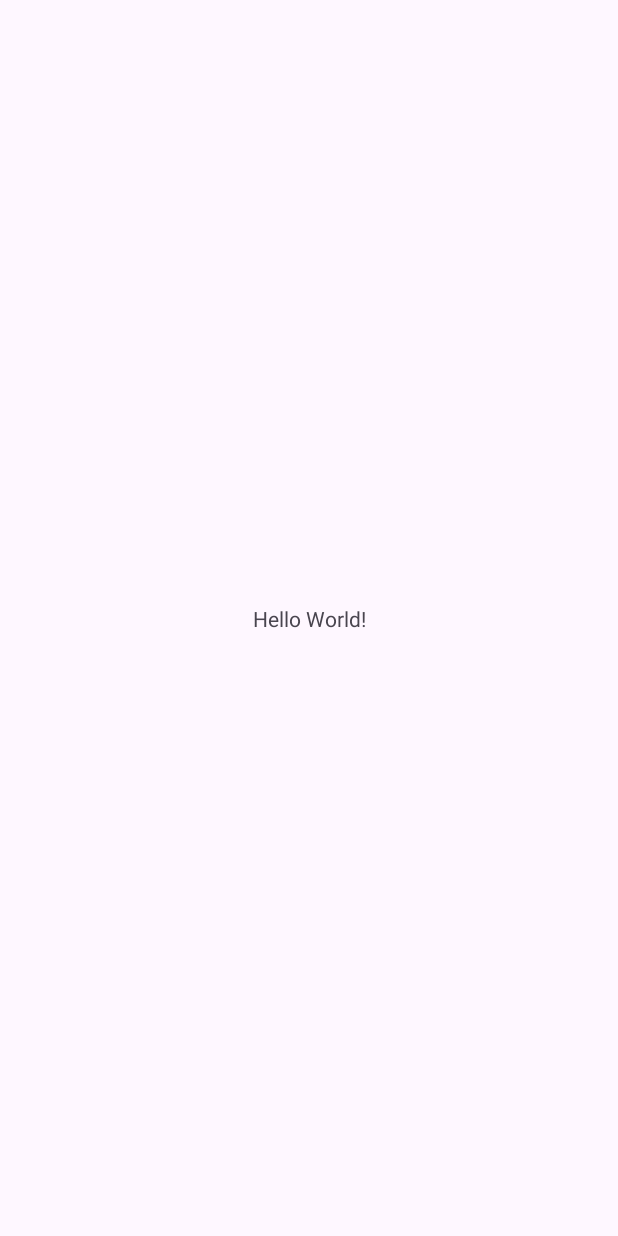
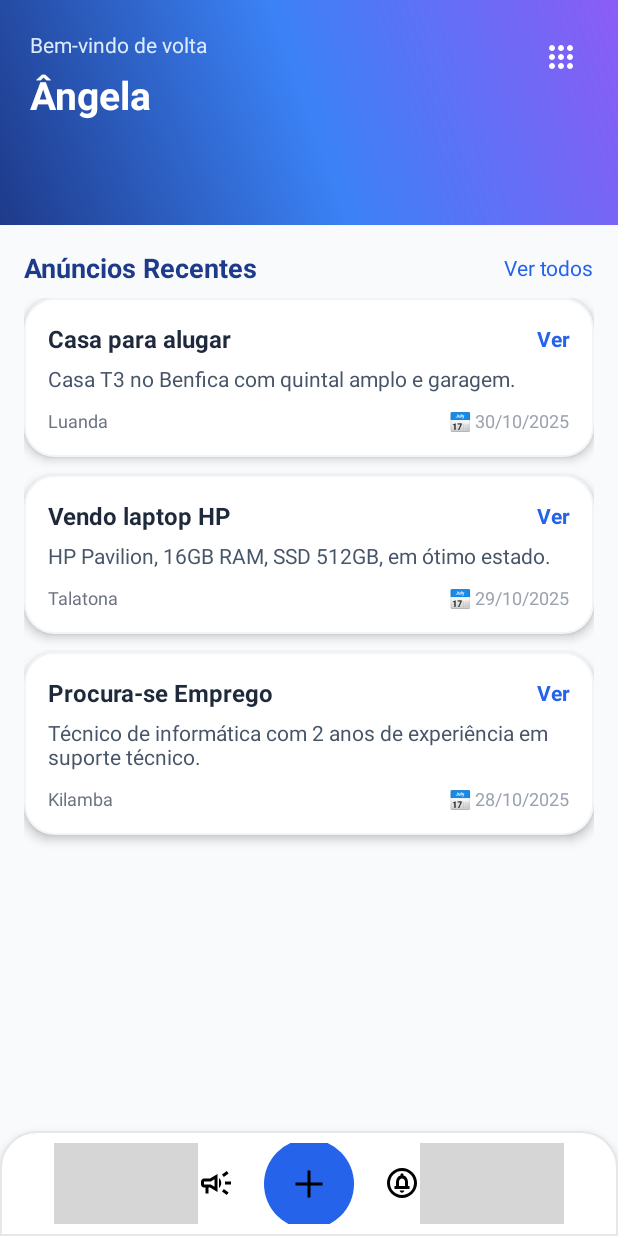
Before and after one commit to angeamaro/AnunciosLoc, an Android app: the screen it shows after launch (MainActivity), on a phone screen of 412 x 824 dp. Before the commit the screen is almost empty. Run offline under Robolectric (Android 15) with nearby library versions, the phone set to English and light mode, and no system bars; grey boxes are pictures that could not be loaded.

Commit message:
alterações feitas na main activity

```diff
--- a/app/src/main/java/ao/co/isptec/aplm/anunciosloc/MainActivity.java
+++ b/app/src/main/java/ao/co/isptec/aplm/anunciosloc/MainActivity.java
@@ -1,24 +1,52 @@
 package ao.co.isptec.aplm.anunciosloc;
 
 import android.os.Bundle;
+import androidx.appcompat.app.AppCompatActivity;
+import androidx.recyclerview.widget.LinearLayoutManager;
+import androidx.recyclerview.widget.RecyclerView;
+import java.util.ArrayList;
+import java.util.List;
 
-import androidx.activity.EdgeToEdge;
-import androidx.appcompat.app.AppCompatActivity;
-import androidx.core.graphics.Insets;
-import androidx.core.view.ViewCompat;
-import androidx.core.view.WindowInsetsCompat;
+import ao.co.isptec.aplm.anunciosloc.adapters.AnnouncementAdapter;
+import ao.co.isptec.aplm.anunciosloc.models.Announcement;
 
 public class MainActivity extends AppCompatActivity {
+
+    private RecyclerView recyclerView;
+    private AnnouncementAdapter adapter;
+    private List<Announcement> announcementList;
 
     @Override
     protected void onCreate(Bundle savedInstanceState) {
         super.onCreate(savedInstanceState);
-        EdgeToEdge.enable(this);
         setContentView(R.layout.activity_main);
-        ViewCompat.setOnApplyWindowInsetsListener(findViewById(R.id.main), (v, insets) -> {
-            Insets systemBars = insets.getInsets(WindowInsetsCompat.Type.systemBars());
-            v.setPadding(systemBars.left, systemBars.top, systemBars.right, systemBars.bottom);
-            return insets;
-        });
+
+        recyclerView = findViewById(R.id.recyclerAnnouncements);
+        recyclerView.setLayoutManager(new LinearLayoutManager(this));
+
+        // 🔹 Criar lista de anúncios (dados de teste)
+        announcementList = new ArrayList<>();
+        announcementList.add(new Announcement(
+                "Casa para alugar",
+                "Casa T3 no Benfica com quintal amplo e garagem.",
+                "Luanda",
+                "📅 30/10/2025"
+        ));
+        announcementList.add(new Announcement(
+                "Vendo laptop HP",
+                "HP Pavilion, 16GB RAM, SSD 512GB, em ótimo estado.",
+                "Talatona",
+                "📅 29/10/2025"
+        ));
+        announcementList.add(new Announcement(
+                "Procura-se Emprego",
+                "Técnico de informática com 2 anos de experiência em suporte técnico.",
+                "Kilamba",
+                "📅 28/10/2025"
+        ));
+
+        // 🔹 Ligar o adapter
+        adapter = new AnnouncementAdapter(announcementList);
+        recyclerView.setAdapter(adapter);
     }
 }
--- /dev/null
+++ b/app/src/main/java/ao/co/isptec/aplm/anunciosloc/adapters/AnnouncementAdapter.java
@@ -0,0 +1,51 @@
+package ao.co.isptec.aplm.anunciosloc.adapters;
+
+import android.view.*;
+import android.widget.*;
+import androidx.annotation.NonNull;
+import androidx.recyclerview.widget.RecyclerView;
+import java.util.List;
+import ao.co.isptec.aplm.anunciosloc.R;
+import ao.co.isptec.aplm.anunciosloc.models.Announcement;
+
+public class AnnouncementAdapter extends RecyclerView.Adapter<AnnouncementAdapter.ViewHolder> {
+
+    private final List<Announcement> list;
+
+    public AnnouncementAdapter(List<Announcement> list) {
+        this.list = list;
+    }
+
+    @NonNull
+    @Override
+    public ViewHolder onCreateViewHolder(@NonNull ViewGroup parent, int viewType) {
+        View view = LayoutInflater.from(parent.getContext())
+                .inflate(R.layout.item_announcement, parent, false);
+        return new ViewHolder(view);
+    }
+
+    @Override
+    public void onBindViewHolder(@NonNull ViewHolder holder, int position) {
+        Announcement a = list.get(position);
+        holder.title.setText(a.title);
+        holder.content.setText(a.content);
+        holder.location.setText(a.location);
+        holder.date.setText(a.date);
+    }
+
+    @Override
+    public int getItemCount() {
+        return list.size();
+    }
+
+    public static class ViewHolder extends RecyclerView.ViewHolder {
+        TextView title, content, location, date;
+        public ViewHolder(@NonNull View itemView) {
+            super(itemView);
+            title = itemView.findViewById(R.id.textTitle);
+            content = itemView.findViewById(R.id.textContent);
+            location = itemView.findViewById(R.id.textLocation);
+            date = itemView.findViewById(R.id.textDate);
+        }
+    }
+}
--- /dev/null
+++ b/app/src/main/java/ao/co/isptec/aplm/anunciosloc/fragments/BottomNavigationFragment.java
@@ -0,0 +1,48 @@
+package ao.co.isptec.aplm.anunciosloc.fragments;
+
+import android.os.Bundle;
+import android.view.LayoutInflater;
+import android.view.View;
+import android.view.ViewGroup;
+import android.widget.ImageButton;
+import androidx.annotation.NonNull;
+import androidx.annotation.Nullable;
+import androidx.fragment.app.Fragment;
+import ao.co.isptec.aplm.anunciosloc.R;
+
+public class BottomNavigationFragment extends Fragment {
+
+    @Nullable
+    @Override
+    public View onCreateView(@NonNull LayoutInflater inflater, @Nullable ViewGroup container,
+                             @Nullable Bundle savedInstanceState) {
+        // Inflar o layout
+        View view = inflater.inflate(R.layout.fragment_bottom_navigation, container, false);
+
+        // Referenciar os botões
+        ImageButton btnHome = view.findViewById(R.id.btnHome);
+        ImageButton btnAnuncios = view.findViewById(R.id.btnAnuncios);
+        ImageButton btnAdd = view.findViewById(R.id.btnAdd);
+        ImageButton btnNotifications = view.findViewById(R.id.btnNotifications);
+        ImageButton btnProfile = view.findViewById(R.id.btnProfile);
+
+        // Exemplo: ações simples
+        btnHome.setOnClickListener(v ->
+                showToast("Home clicado"));
+        btnAnuncios.setOnClickListener(v ->
+                showToast("Anúncios clicado"));
+        btnAdd.setOnClickListener(v ->
+                showToast("Adicionar novo anúncio"));
+        btnNotifications.setOnClickListener(v ->
+                showToast("Notificações clicado"));
+        btnProfile.setOnClickListener(v ->
+                showToast("Perfil clicado"));
+
+        return view;
+    }
+
+    private void showToast(String msg) {
+        if (getContext() != null)
+            android.widget.Toast.makeText(getContext(), msg, android.widget.Toast.LENGTH_SHORT).show();
+    }
+}
--- /dev/null
+++ b/app/src/main/java/ao/co/isptec/aplm/anunciosloc/models/Announcement.java
@@ -0,0 +1,31 @@
+package ao.co.isptec.aplm.anunciosloc.models;
+
+public class Announcement {
+    public String title;
+    public String content;
+    public String location;
+    public String date;
+
+    public Announcement(String title, String content, String location, String date) {
+        this.title = title;
+        this.content = content;
+        this.location = location;
+        this.date = date;
+    }
+
+    public String getTitle() {
+        return title;
+    }
+
+    public String getDate() {
+        return date;
+    }
+
+    public String getContent() {
+        return content;
+    }
+
+    public String getLocation() {
+        return location;
+    }
+}
--- /dev/null
+++ b/app/src/main/res/drawable/bg_circle_blue.xml
@@ -0,0 +1,5 @@
+<shape xmlns:android="http://schemas.android.com/apk/res/android"
+    android:shape="oval">
+    <solid android:color="@color/blue_600" />
+    <size android:width="60dp" android:height="60dp" />
+</shape>
--- /dev/null
+++ b/app/src/main/res/drawable/bottom_nav_bg.xml
@@ -0,0 +1,7 @@
+<shape xmlns:android="http://schemas.android.com/apk/res/android"
+    android:shape="rectangle">
+    <solid android:color="@android:color/white" />
+    <corners android:topLeftRadius="24dp"
+        android:topRightRadius="24dp" />
+    <stroke android:width="1dp" android:color="#E5E7EB" />
+</shape>
--- /dev/null
+++ b/app/src/main/res/drawable/card_bg.xml
@@ -0,0 +1,5 @@
+<shape xmlns:android="http://schemas.android.com/apk/res/android" android:shape="rectangle">
+    <solid android:color="@android:color/white" />
+    <corners android:radius="20dp" />
+    <stroke android:width="1dp" android:color="#F1F5F9" />
+</shape>
--- /dev/null
+++ b/app/src/main/res/drawable/gradient_header.xml
@@ -0,0 +1,9 @@
+<?xml version="1.0" encoding="utf-8"?>
+<shape xmlns:android="http://schemas.android.com/apk/res/android">
+    <gradient
+        android:angle="45"
+        android:startColor="#1E3A8A"
+        android:centerColor="#3B82F6"
+        android:endColor="#8B5CF6"
+        android:type="linear" />
+</shape>
--- /dev/null
+++ b/app/src/main/res/drawable/ic_add.xml
@@ -0,0 +1,5 @@
+<vector xmlns:android="http://schemas.android.com/apk/res/android" android:height="24dp" android:tint="#000000" android:viewportHeight="960" android:viewportWidth="960" android:width="24dp">
+
+    <path android:fillColor="@android:color/white" android:pathData="M440,840L440,520L120,520L120,440L440,440L440,120L520,120L520,440L840,440L840,520L520,520L520,840L440,840Z"/>
+
+</vector>
--- /dev/null
+++ b/app/src/main/res/drawable/ic_announcement.xml
@@ -0,0 +1,5 @@
+<vector xmlns:android="http://schemas.android.com/apk/res/android" android:height="24dp" android:tint="#000000" android:viewportHeight="960" android:viewportWidth="960" android:width="24dp">
+
+    <path android:fillColor="@android:color/white" android:pathData="M720,520L720,440L880,440L880,520L720,520ZM768,800L640,704L688,640L816,736L768,800ZM688,320L640,256L768,160L816,224L688,320ZM200,760L200,600L160,600Q127,600 103.5,576.5Q80,553 80,520L80,440Q80,407 103.5,383.5Q127,360 160,360L320,360L520,240L520,720L320,600L280,600L280,760L200,760ZM440,578L440,382L342,440L160,440Q160,440 160,440Q160,440 160,440L160,520Q160,520 160,520Q160,520 160,520L342,520L440,578ZM560,614L560,346Q587,370 603.5,404.5Q620,439 620,480Q620,521 603.5,555.5Q587,590 560,614ZM300,480L300,480L300,480Q300,480 300,480Q300,480 300,480L300,480Q300,480 300,480Q300,480 300,480L300,480L300,480Z"/>
+
+</vector>
--- /dev/null
+++ b/app/src/main/res/drawable/ic_more_vert.xml
@@ -0,0 +1,5 @@
+<vector xmlns:android="http://schemas.android.com/apk/res/android" android:height="24dp" android:tint="#000000" android:viewportHeight="960" android:viewportWidth="960" android:width="24dp">
+
+    <path android:fillColor="@android:color/white" android:pathData="M240,800Q207,800 183.5,776.5Q160,753 160,720Q160,687 183.5,663.5Q207,640 240,640Q273,640 296.5,663.5Q320,687 320,720Q320,753 296.5,776.5Q273,800 240,800ZM480,800Q447,800 423.5,776.5Q400,753 400,720Q400,687 423.5,663.5Q447,640 480,640Q513,640 536.5,663.5Q560,687 560,720Q560,753 536.5,776.5Q513,800 480,800ZM720,800Q687,800 663.5,776.5Q640,753 640,720Q640,687 663.5,663.5Q687,640 720,640Q753,640 776.5,663.5Q800,687 800,720Q800,753 776.5,776.5Q753,800 720,800ZM240,560Q207,560 183.5,536.5Q160,513 160,480Q160,447 183.5,423.5Q207,400 240,400Q273,400 296.5,423.5Q320,447 320,480Q320,513 296.5,536.5Q273,560 240,560ZM480,560Q447,560 423.5,536.5Q400,513 400,480Q400,447 423.5,423.5Q447,400 480,400Q513,400 536.5,423.5Q560,447 560,480Q560,513 536.5,536.5Q513,560 480,560ZM720,560Q687,560 663.5,536.5Q640,513 640,480Q640,447 663.5,423.5Q687,400 720,400Q753,400 776.5,423.5Q800,447 800,480Q800,513 776.5,536.5Q753,560 720,560ZM240,320Q207,320 183.5,296.5Q160,273 160,240Q160,207 183.5,183.5Q207,160 240,160Q273,160 296.5,183.5Q320,207 320,240Q320,273 296.5,296.5Q273,320 240,320ZM480,320Q447,320 423.5,296.5Q400,273 400,240Q400,207 423.5,183.5Q447,160 480,160Q513,160 536.5,183.5Q560,207 560,240Q560,273 536.5,296.5Q513,320 480,320ZM720,320Q687,320 663.5,296.5Q640,273 640,240Q640,207 663.5,183.5Q687,160 720,160Q753,160 776.5,183.5Q800,207 800,240Q800,273 776.5,296.5Q753,320 720,320Z"/>
+
+</vector>
--- /dev/null
+++ b/app/src/main/res/drawable/ic_notifications.xml
@@ -0,0 +1,5 @@
+<vector xmlns:android="http://schemas.android.com/apk/res/android" android:height="24dp" android:tint="#000000" android:viewportHeight="960" android:viewportWidth="960" android:width="24dp">
+
+    <path android:fillColor="@android:color/white" android:pathData="M480,740Q505,740 522.5,722.5Q540,705 540,680L420,680Q420,705 437.5,722.5Q455,740 480,740ZM280,640L680,640L680,560L640,560L640,456Q640,395 608.5,344.5Q577,294 520,280L520,260Q520,243 508.5,231.5Q497,220 480,220Q463,220 451.5,231.5Q440,243 440,260L440,280Q383,294 351.5,344.5Q320,395 320,456L320,560L280,560L280,640ZM400,560L400,440Q400,407 423.5,383.5Q447,360 480,360Q513,360 536.5,383.5Q560,407 560,440L560,560L400,560ZM480,880Q397,880 324,848.5Q251,817 197,763Q143,709 111.5,636Q80,563 80,480Q80,397 111.5,324Q143,251 197,197Q251,143 324,111.5Q397,80 480,80Q563,80 636,111.5Q709,143 763,197Q817,251 848.5,324Q880,397 880,480Q880,563 848.5,636Q817,709 763,763Q709,817 636,848.5Q563,880 480,880ZM480,800Q614,800 707,707Q800,614 800,480Q800,346 707,253Q614,160 480,160Q346,160 253,253Q160,346 160,480Q160,614 253,707Q346,800 480,800ZM480,480Q480,480 480,480Q480,480 480,480Q480,480 480,480Q480,480 480,480Q480,480 480,480Q480,480 480,480Q480,480 480,480Q480,480 480,480Z"/>
+
+</vector>
--- a/app/src/main/res/layout/activity_main.xml
+++ b/app/src/main/res/layout/activity_main.xml
@@ -1,19 +1,118 @@
 <?xml version="1.0" encoding="utf-8"?>
-<androidx.constraintlayout.widget.ConstraintLayout xmlns:android="http://schemas.android.com/apk/res/android"
+<RelativeLayout xmlns:android="http://schemas.android.com/apk/res/android"
     xmlns:app="http://schemas.android.com/apk/res-auto"
     xmlns:tools="http://schemas.android.com/tools"
-    android:id="@+id/main"
+    android:id="@+id/mainLayout"
     android:layout_width="match_parent"
     android:layout_height="match_parent"
+    android:background="@color/gray_bg"
     tools:context=".MainActivity">
 
-    <TextView
-        android:layout_width="wrap_content"
-        android:layout_height="wrap_content"
-        android:text="Hello World!"
-        app:layout_constraintBottom_toBottomOf="parent"
-        app:layout_constraintEnd_toEndOf="parent"
-        app:layout_constraintStart_toStartOf="parent"
-        app:layout_constraintTop_toTopOf="parent" />
+    <!-- Conteúdo com scroll -->
+    <ScrollView
+        android:id="@+id/scrollView"
+        android:layout_width="match_parent"
+        android:layout_height="match_parent"
+        android:layout_above="@id/bottomNavigationFragment"
+        android:fillViewport="true">
 
-</androidx.constraintlayout.widget.ConstraintLayout>
+        <LinearLayout
+            android:layout_width="match_parent"
+            android:layout_height="wrap_content"
+            android:orientation="vertical">
+
+            <!-- HEADER -->
+            <RelativeLayout
+                android:layout_width="match_parent"
+                android:layout_height="150dp"
+                android:background="@drawable/gradient_header"
+                android:padding="20dp">
+
+                <LinearLayout
+                    android:layout_width="wrap_content"
+                    android:layout_height="wrap_content"
+                    android:orientation="vertical">
+
+                    <TextView
+                        android:id="@+id/textWelcome"
+                        android:layout_width="wrap_content"
+                        android:layout_height="wrap_content"
+                        android:text="Bem-vindo de volta"
+                        android:textColor="#DCEAFE"
+                        android:textSize="14sp" />
+
+                    <TextView
+                        android:id="@+id/textUserName"
+                        android:layout_width="wrap_content"
+                        android:layout_height="wrap_content"
+                        android:text="Ângela"
+                        android:textColor="@android:color/white"
+                        android:textSize="26sp"
+                        android:textStyle="bold"
+                        android:layout_marginTop="6dp" />
+                </LinearLayout>
+
+                <!-- Botão de opções -->
+                <ImageButton
+                    android:id="@+id/btnOptions"
+                    android:layout_width="36dp"
+                    android:layout_height="36dp"
+                    android:layout_alignParentEnd="true"
+                    android:background="?attr/selectableItemBackgroundBorderless"
+                    android:src="@drawable/ic_more_vert"
+                    app:tint="@android:color/white"
+                    android:contentDescription="Opções" />
+            </RelativeLayout>
+
+            <!-- Seção de anúncios -->
+            <LinearLayout
+                android:layout_width="match_parent"
+                android:layout_height="wrap_content"
+                android:orientation="vertical"
+                android:padding="16dp">
+
+                <LinearLayout
+                    android:layout_width="match_parent"
+                    android:layout_height="wrap_content"
+                    android:orientation="horizontal"
+                    android:gravity="center_vertical">
+
+                    <TextView
+                        android:id="@+id/textRecentTitle"
+                        android:layout_width="0dp"
+                        android:layout_height="wrap_content"
+                        android:layout_weight="1"
+                        android:text="Anúncios Recentes"
+                        android:textColor="#1E3A8A"
+                        android:textSize="18sp"
+                        android:textStyle="bold" />
+
+                    <TextView
+                        android:id="@+id/textViewAll"
+                        android:layout_width="wrap_content"
+                        android:layout_height="wrap_content"
+                        android:text="Ver todos"
+                        android:textColor="@color/blue_600"
+                        android:textSize="14sp"
+                        android:clickable="true"
+                        android:focusable="true" />
+                </LinearLayout>
+
+                <androidx.recyclerview.widget.RecyclerView
+                    android:id="@+id/recyclerAnnouncements"
+                    android:layout_width="match_parent"
+                    android:layout_height="wrap_content"
+                    android:layout_marginTop="8dp"
+                    android:scrollbars="none" />
+            </LinearLayout>
+        </LinearLayout>
+    </ScrollView>
+
+    <!-- Bottom Navigation -->
+    <fragment
+        android:id="@+id/bottomNavigationFragment"
+        android:name="ao.co.isptec.aplm.anunciosloc.fragments.BottomNavigationFragment"
+        android:layout_width="match_parent"
+        android:layout_height="70dp"
+        android:layout_alignParentBottom="true" />
+</RelativeLayout>
--- /dev/null
+++ b/app/src/main/res/layout/fragment_bottom_navigation.xml
@@ -0,0 +1,52 @@
+<?xml version="1.0" encoding="utf-8"?>
+<LinearLayout xmlns:android="http://schemas.android.com/apk/res/android"
+    android:layout_width="match_parent"
+    android:layout_height="70dp"
+    android:orientation="horizontal"
+    android:gravity="center"
+    android:padding="8dp"
+    android:background="@drawable/bottom_nav_bg"
+    android:elevation="10dp">
+
+    <ImageButton
+        android:id="@+id/btnHome"
+        android:layout_width="wrap_content"
+        android:layout_height="wrap_content"
+        android:src="@drawable/ic_home"
+        android:background="?attr/selectableItemBackgroundBorderless"
+        android:contentDescription="Home" />
+
+    <ImageButton
+        android:id="@+id/btnAnuncios"
+        android:layout_width="wrap_content"
+        android:layout_height="wrap_content"
+        android:src="@drawable/ic_announcement"
+        android:background="?attr/selectableItemBackgroundBorderless"
+        android:contentDescription="Anúncios" />
+
+    <ImageButton
+        android:id="@+id/btnAdd"
+        android:layout_width="60dp"
+        android:layout_height="60dp"
+        android:src="@drawable/ic_add"
+        android:background="@drawable/bg_circle_blue"
+        android:layout_marginHorizontal="20dp"
+        android:contentDescription="Novo anúncio" />
+
+    <ImageButton
+        android:id="@+id/btnNotifications"
+        android:layout_width="wrap_content"
+        android:layout_height="wrap_content"
+        android:src="@drawable/ic_notifications"
+        android:background="?attr/selectableItemBackgroundBorderless"
+        android:contentDescription="Notificações" />
+
+    <ImageButton
+        android:id="@+id/btnProfile"
+        android:layout_width="wrap_content"
+        android:layout_height="wrap_content"
+        android:src="@drawable/ic_profile"
+        android:background="?attr/selectableItemBackgroundBorderless"
+        android:contentDescription="Perfil" />
+
+</LinearLayout>
--- /dev/null
+++ b/app/src/main/res/layout/item_announcement.xml
@@ -0,0 +1,81 @@
+<?xml version="1.0" encoding="utf-8"?>
+<LinearLayout xmlns:android="http://schemas.android.com/apk/res/android"
+    android:layout_width="match_parent"
+    android:layout_height="wrap_content"
+    android:orientation="vertical"
+    android:padding="16dp"
+    android:layout_marginBottom="12dp"
+    android:background="@drawable/card_bg"
+    android:elevation="4dp"
+    android:clipToOutline="true">
+
+    <!-- Linha superior: título + botão "Ver" -->
+    <LinearLayout
+        android:layout_width="match_parent"
+        android:layout_height="wrap_content"
+        android:orientation="horizontal"
+        android:gravity="center_vertical">
+
+        <TextView
+            android:id="@+id/textTitle"
+            android:layout_width="0dp"
+            android:layout_height="wrap_content"
+            android:layout_weight="1"
+            android:text="Título do anúncio"
+            android:textColor="#1E293B"
+            android:textStyle="bold"
+            android:textSize="16sp" />
+
+        <TextView
+            android:id="@+id/textView"
+            android:layout_width="wrap_content"
+            android:layout_height="wrap_content"
+            android:text="Ver"
+            android:textColor="@color/blue_600"
+            android:textSize="14sp"
+            android:textStyle="bold"
+            android:clickable="true"
+            android:focusable="true" />
+    </LinearLayout>
+
+    <!-- Conteúdo do anúncio -->
+    <TextView
+        android:id="@+id/textContent"
+        android:layout_width="match_parent"
+        android:layout_height="wrap_content"
+        android:text="Conteúdo breve do anúncio..."
+        android:textColor="#475569"
+        android:textSize="14sp"
+        android:layout_marginTop="6dp"
+        android:maxLines="2"
+        android:ellipsize="end" />
+
+    <!-- Linha inferior: localização + data -->
+    <LinearLayout
+        android:layout_width="match_parent"
+        android:layout_height="wrap_content"
+        android:orientation="horizontal"
+        android:layout_marginTop="10dp"
+        android:gravity="center_vertical">
+
+        <!-- Localização -->
+        <TextView
+            android:id="@+id/textLocation"
+            android:layout_width="0dp"
+            android:layout_height="wrap_content"
+            android:layout_weight="1"
+            android:text="Luanda"
+            android:textColor="#6B7280"
+            android:textSize="12sp" />
+
+        <!-- Data -->
+        <TextView
+            android:id="@+id/textDate"
+            android:layout_width="wrap_content"
+            android:layout_height="wrap_content"
+            android:text=" 30/10/2025"
+            android:textColor="#9CA3AF"
+            android:textSize="12sp" />
+    </LinearLayout>
+
+</LinearLayout>
--- a/app/src/main/res/values/colors.xml
+++ b/app/src/main/res/values/colors.xml
@@ -4,4 +4,7 @@
     <color name="white">#FFFFFFFF</color>
     <color name="blue_600">#2563EB</color>
     <color name="blue_500">#3B82F6</color>
+    <color name="purple_600">#9333EA</color>
+    <color name="orange_600">#EA580C</color>
+    <color name="gray_bg">#F9FAFB</color>
 </resources>
--- a/app/src/main/res/values/strings.xml
+++ b/app/src/main/res/values/strings.xml
@@ -1,3 +1,5 @@
 <resources>
     <string name="app_name">Anuncios Loc</string>
+    <!-- TODO: Remove or change this placeholder text -->
+    <string name="hello_blank_fragment">Hello blank fragment</string>
 </resources>
```
